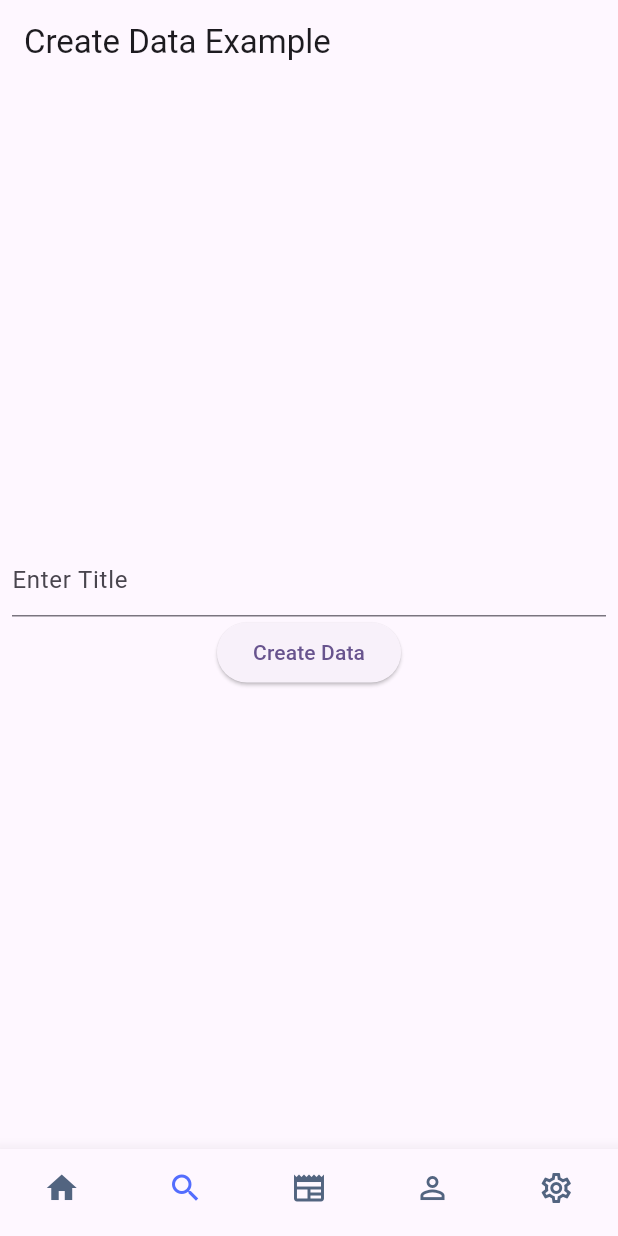
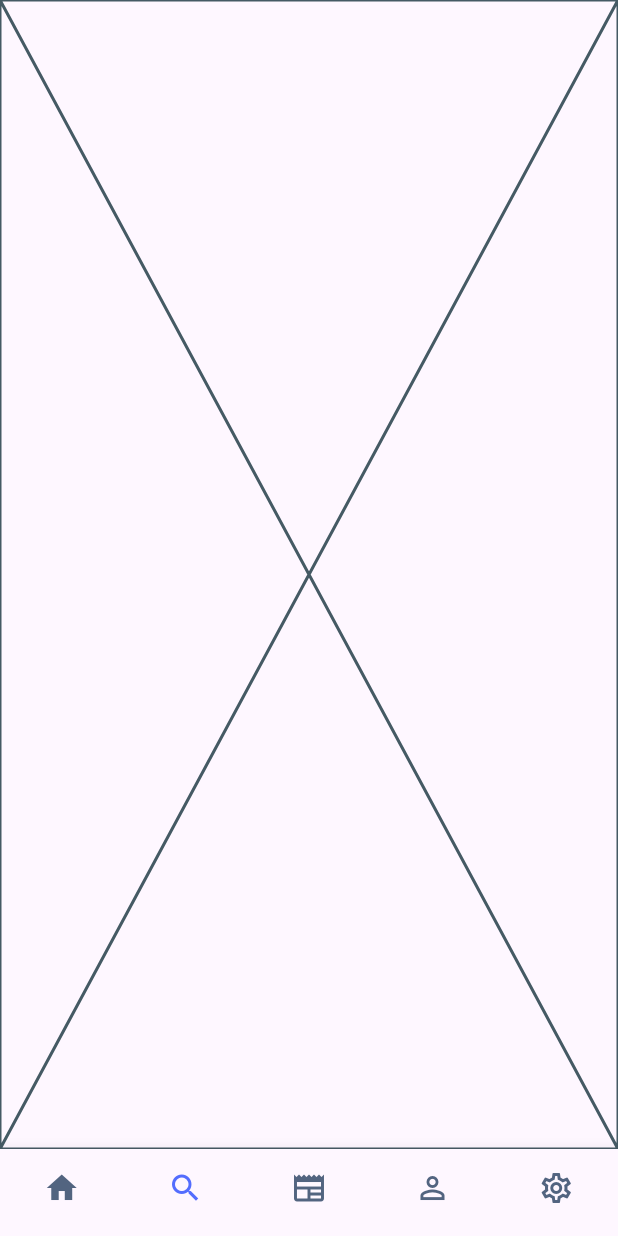
Before and after one commit to koomabenjamin/fantasy-mobile, a Flutter app: the screen it shows after launch, item 2 of the bottom bar chosen, on a phone screen of 412 x 824 dp. Run offline on Flutter 3.47's test engine with Material 2 defaults, Android fonts, the phone set to English and light mode, and no system bars; our stand-ins replace fluentui_icons, gap.

Commit message:
Add new screens

```diff
--- a/lib/screens/bottom_bar.dart
+++ b/lib/screens/bottom_bar.dart
@@ -1,5 +1,9 @@
 import 'package:fantasy/samples/data_fetch.dart';
 import 'package:fantasy/screens/home_screen.dart';
+import 'package:fantasy/screens/newfeed_screen.dart';
+import 'package:fantasy/screens/profile_screen.dart';
+import 'package:fantasy/screens/search_screen.dart';
+import 'package:fantasy/screens/settings_screen.dart';
 import 'package:fluentui_icons/fluentui_icons.dart';
 import 'package:flutter/material.dart';
 
@@ -23,10 +27,10 @@ class _BottomBarState extends State<BottomBar> {
 
   static final List<Widget> _widgetOptions = <Widget>[
     const HomeScreen(),
-    const DataFetch(),
-    const Text("Play"),
-    const Text("Profile"),
-    const Text("Settings"),
+    const SearchScreen(),
+    const NewsFeedScreen(),
+    const ProfileScreen(),
+    const SettingsScreen(),
   ];
   @override
   Widget build(BuildContext context) {
--- a/lib/screens/home_screen.dart
+++ b/lib/screens/home_screen.dart
@@ -11,7 +11,7 @@ class HomeScreen extends StatelessWidget {
   @override
   Widget build(BuildContext context) {
     return Scaffold(
-      backgroundColor: Colors.deepPurple[500],
+      backgroundColor: Colors.pink[900],
       body: ListView(
         children: [
           Container(
@@ -38,7 +38,7 @@ class HomeScreen extends StatelessWidget {
                     height: 50,
                     decoration: BoxDecoration(
                       borderRadius: BorderRadius.circular(10),
-                      image: DecorationImage(
+                      image: const DecorationImage(
                         fit: BoxFit.fitHeight,
                         image: AssetImage("assets/images/logo.png"),
                       ),
@@ -48,7 +48,7 @@ class HomeScreen extends StatelessWidget {
               ),
               const Gap(20),
               Container(
-                padding: EdgeInsets.symmetric(horizontal: 10, vertical: 10),
+                padding: const EdgeInsets.symmetric(horizontal: 10, vertical: 10),
                 decoration: BoxDecoration(
                   color: Colors.white,
                   borderRadius: BorderRadius.circular(10),
--- /dev/null
+++ b/lib/screens/search_screen.dart
@@ -0,0 +1,10 @@
+import 'package:flutter/material.dart';
+
+class SearchScreen extends StatelessWidget {
+  const SearchScreen({super.key});
+
+  @override
+  Widget build(BuildContext context) {
+    return const Placeholder();
+  }
+}
```
Also changed, not shown: lib/screens/newfeed_screen.dart (added, +10 -0 lines), lib/screens/profile_screen.dart (added, +10 -0 lines), lib/screens/settings_screen.dart (added, +10 -0 lines).
